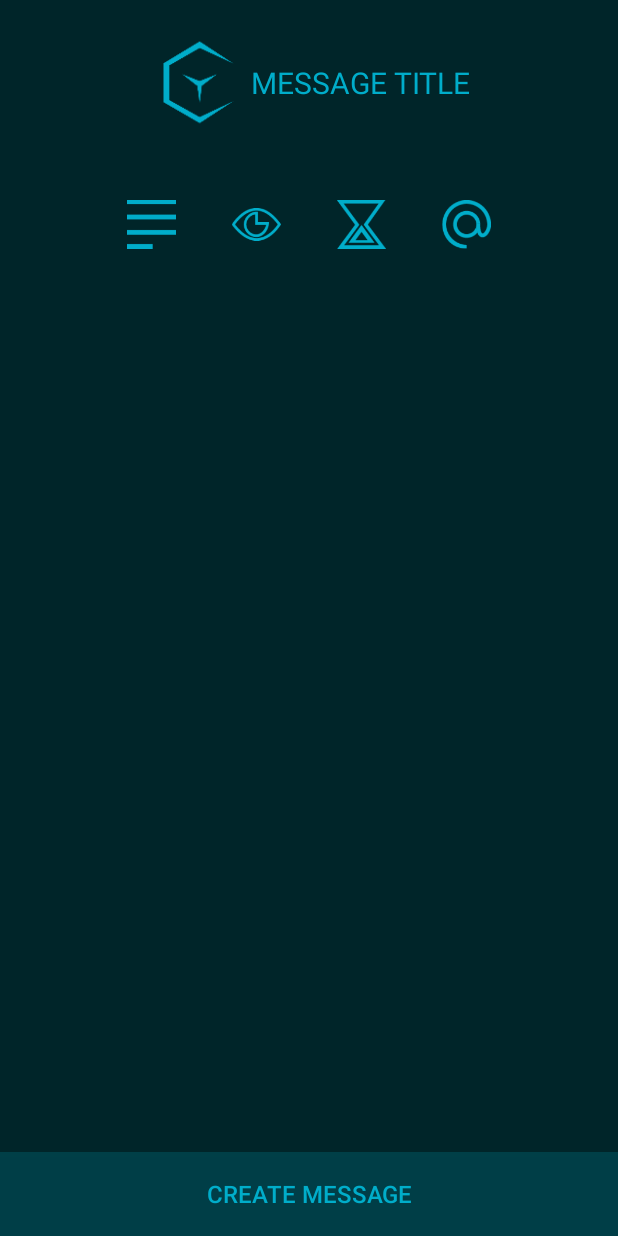
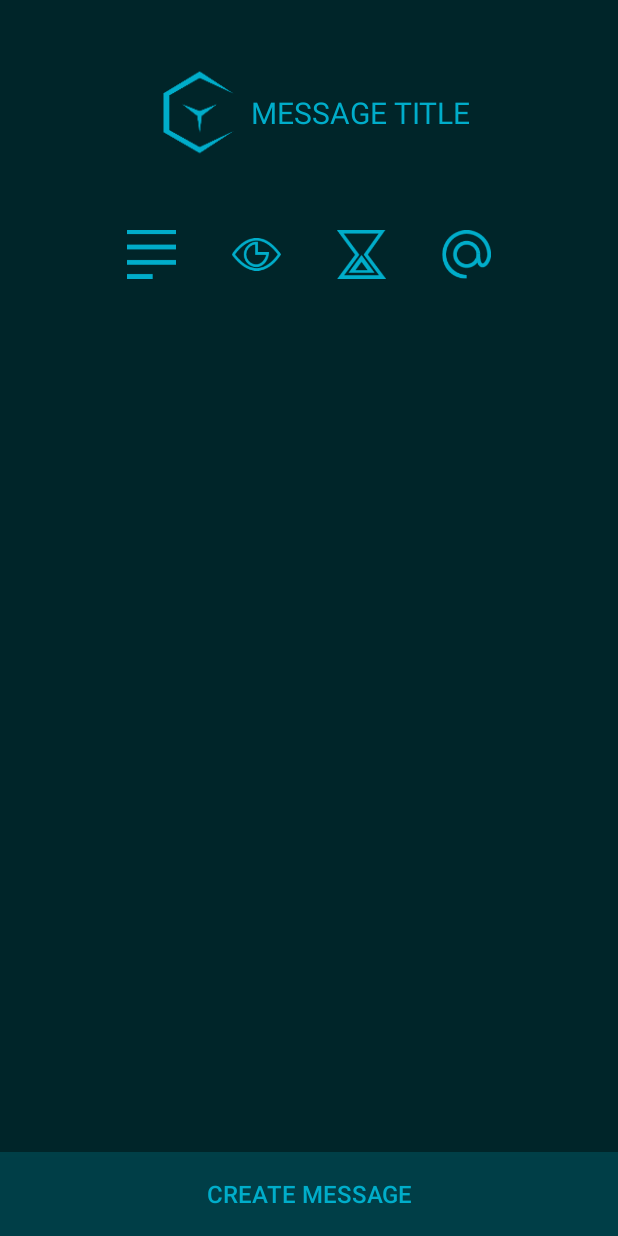
Before and after one commit to milosmns/Timecrypt, an Android app: the layout activity_message.xml on its own in the app's theme, with its tools: preview values and no code run, on a phone screen of 412 x 824 dp. Run offline under Robolectric (Android 15) with nearby library versions, the phone set to English and light mode, and no system bars.

Commit message:
Updating margins to allow more space for typing

```diff
--- a/Android/app/src/main/res/layout/activity_message.xml
+++ b/Android/app/src/main/res/layout/activity_message.xml
@@ -16,6 +16,8 @@
         <LinearLayout
             android:layout_width="match_parent"
             android:layout_height="@dimen/title_item_size"
+            android:layout_marginBottom="@dimen/content_vertical_spacing"
+            android:layout_marginTop="@dimen/content_vertical_spacing"
             android:animateLayoutChanges="true"
             android:gravity="center"
             android:orientation="horizontal"
@@ -56,7 +58,6 @@
             android:id="@+id/tabsContainer"
             android:layout_width="match_parent"
             android:layout_height="@dimen/tab_item_size"
-            android:layout_marginTop="@dimen/content_vertical_spacing"
             android:animateLayoutChanges="true"
             android:gravity="center"
             android:orientation="horizontal"
```
